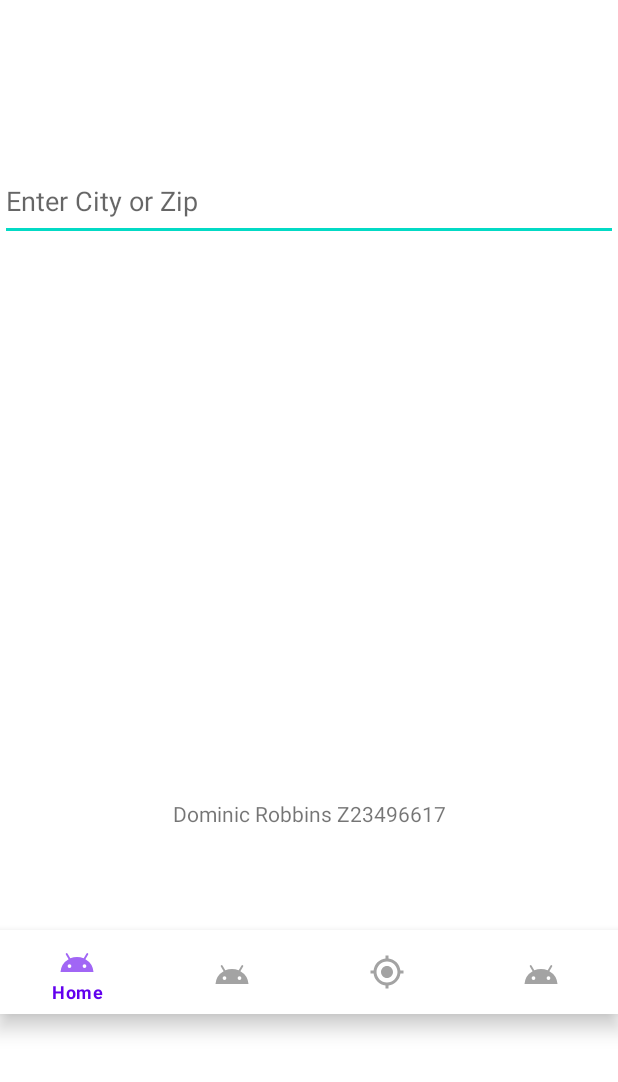
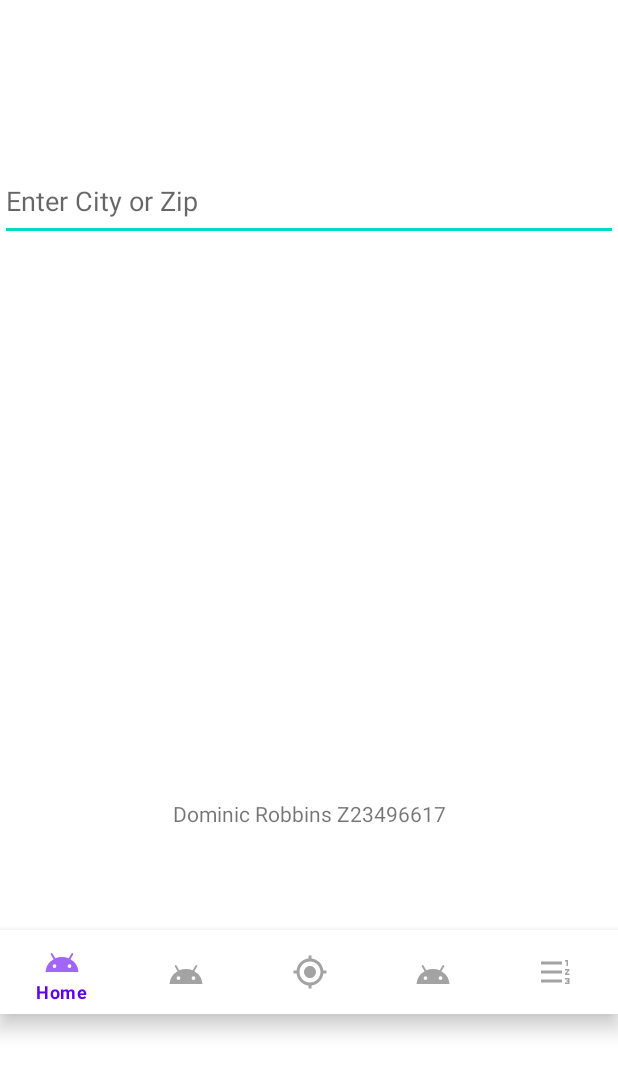
Before and after one commit to AutomatonDuck/COP4655, an Android app: the screen it shows after launch (MainActivity), on a phone screen of 412 x 824 dp, the part 93-1175 px from its top. Run offline under Robolectric (Android 15) with nearby library versions, the phone set to English and light mode, and no system bars; our stand-ins replace Volley.

Commit message:
got response to history activity

```diff
--- /dev/null
+++ b/app/src/main/res/drawable-anydpi/ic_history.xml
@@ -0,0 +1,11 @@
+<vector xmlns:android="http://schemas.android.com/apk/res/android"
+    android:width="24dp"
+    android:height="24dp"
+    android:viewportWidth="24"
+    android:viewportHeight="24"
+    android:tint="#333333"
+    android:alpha="0.6">
+  <path
+      android:fillColor="@android:color/white"
+      android:pathData="M18,17h2v0.5h-1v1h1v0.5h-2v1h3v-4h-3zM19,8h1L20,4h-2v1h1zM18,11h1.8L18,13.1v0.9h3v-1h-1.8l1.8,-2.1L21,10h-3zM2,5h14v2L2,7zM2,17h14v2L2,19zM2,11h14v2L2,13z"/>
+</vector>
--- a/app/src/main/res/menu/bottom_nav_menu.xml
+++ b/app/src/main/res/menu/bottom_nav_menu.xml
@@ -25,4 +25,10 @@
         android:icon="@drawable/ic_map"
         android:title="map"
         app:showAsAction="ifRoom" />
+    <item
+        android:id="@+id/action_history"
+        android:enabled="true"
+        android:icon="@drawable/ic_history"
+        android:title="history"
+        app:showAsAction="ifRoom" />
 </menu>
--- a/app/src/main/res/values/strings.xml
+++ b/app/src/main/res/values/strings.xml
@@ -1,4 +1,5 @@
 <resources>
     <string name="app_name">WeatherApp</string>
     <string name="title_activity_maps">Map</string>
+    <string name="APIKEY">6184e454348e716d1cb4b6f3124dc521</string>
 </resources>
```
Also changed, not shown: app/src/main/java/com/example/weatherapp/History.java (+20 -1 lines), app/src/main/java/com/example/weatherapp/MainActivity.java (+8 -3 lines), app/src/main/java/com/example/weatherapp/Weather.java (+60 -7 lines), app/src/main/res/layout/activity_history.xml (+18 -3 lines), app/src/main/res/drawable-hdpi/ic_history.png (added), app/src/main/res/drawable-mdpi/ic_history.png (added), app/src/main/res/drawable-xhdpi/ic_history.png (added), app/src/main/res/drawable-xxhdpi/ic_history.png (added).
